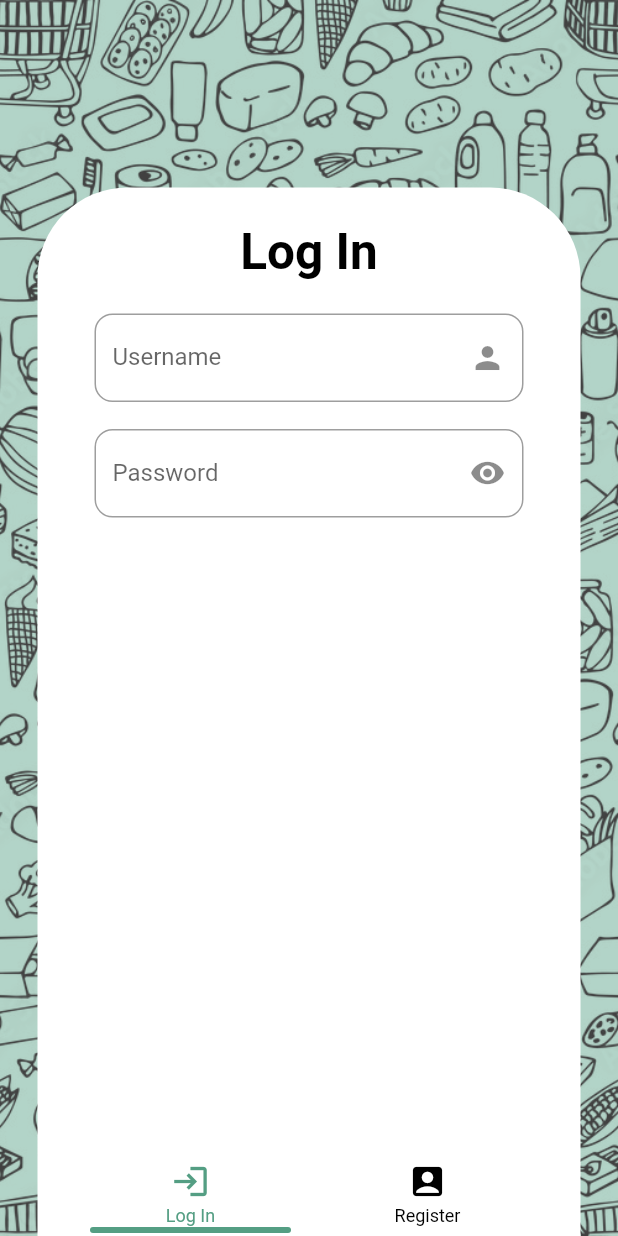
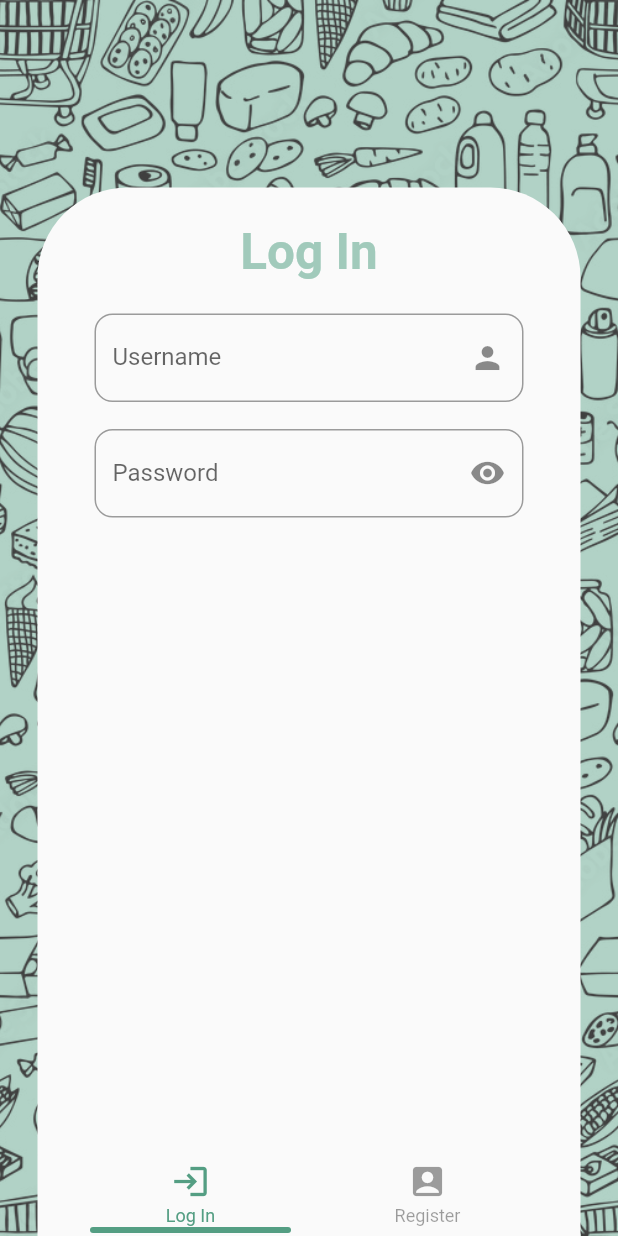
Before and after one commit to SteevenAlbert/AR-Grocery-Shopping-Companion, a Flutter app: the AuthenticationPage screen opened directly, on a phone screen of 412 x 824 dp. Run offline on Flutter 3.47's test engine with Material 2 defaults, Android fonts, the phone set to English and light mode, and no system bars; drawn by our look-alikes of persistent_bottom_nav_bar; our stand-ins replace carousel_slider, cloud_firestore, firebase_core, fl_chart, flutter_riverpod, flutter_svg and 5 more; missing offline and left inert: animated_button, augmented_reality_plugin_wikitude, favorite_button, flutter_session_manager; accounts and stored records are empty; Roboto replaces fonts that are missing (Ubuntu).

Commit message:
register/login dark mode fix

```diff
--- a/lib/presentation/admin/home/admin_home_page.dart
+++ b/lib/presentation/admin/home/admin_home_page.dart
@@ -2,6 +2,7 @@ import 'package:ar_grocery_companion/presentation/components/header.dart';
 import 'package:ar_grocery_companion/presentation/admin/home/components/options_list.dart';
 import 'package:ar_grocery_companion/presentation/admin/home/components/products_barchart.dart';
 import 'package:ar_grocery_companion/presentation/admin/home/components/products_linechart.dart';
+import 'package:ar_grocery_companion/presentation/home/components/drawer.dart';
 import 'package:flutter/material.dart';
 
 class AdminHomePage extends StatelessWidget {
@@ -17,6 +18,6 @@ class AdminHomePage extends StatelessWidget {
           LineChartSample2(),
           OptionsList(),
         ]),
-    );
+        drawer: CustomDrawer());
   }
 }
--- a/lib/presentation/authentication/authentication.dart
+++ b/lib/presentation/authentication/authentication.dart
@@ -29,7 +29,7 @@ class LogInPageState extends State<AuthenticationPage> {
             boxShadow: [
               BoxShadow(
                 // color: Colors.grey.withOpacity(0.25),
-                color: Colors.white.withOpacity(0.25),
+                color: Theme.of(context).canvasColor.withOpacity(0.25),
                 spreadRadius: 200,
                 blurRadius: 0,
                 offset: Offset(-30, -100),
@@ -39,7 +39,7 @@ class LogInPageState extends State<AuthenticationPage> {
           child: Container(
               padding: EdgeInsets.only(top: 20, bottom: 0, left: 20, right: 20),
               decoration: BoxDecoration(
-                color: Colors.white,
+                color: Theme.of(context).canvasColor,
                 borderRadius: BorderRadius.only(
                     topLeft: Radius.circular(60),
                     topRight: Radius.circular(60),
@@ -50,9 +50,9 @@ class LogInPageState extends State<AuthenticationPage> {
                   //----- Nav Bar -----//
                   Container(
                 margin: EdgeInsets.only(left: 3, right: 3, top: 3),
-                color: Colors.white,
+                color: Theme.of(context).canvasColor,
                 child: PersistentTabView(
-                  backgroundColor: Colors.white,
+                  backgroundColor: Theme.of(context).canvasColor,
                   context,
                   controller: _controller,
                   screens: _buildScreens(),
@@ -84,13 +84,13 @@ List<PersistentBottomNavBarItem> _navBarsItems(context) {
       icon: const Icon(Icons.login),
       title: ('Log In'),
       activeColorPrimary: Theme.of(context).primaryColor,
-      inactiveColorPrimary: Colors.black,
+      inactiveColorPrimary: Theme.of(context).disabledColor,
     ),
     PersistentBottomNavBarItem(
       icon: const Icon(Icons.account_box_rounded),
       title: ('Register'),
       activeColorPrimary: Theme.of(context).primaryColor,
-      inactiveColorPrimary: Colors.black,
+      inactiveColorPrimary: Theme.of(context).disabledColor,
     ),
   ];
 }
--- a/lib/presentation/authentication/custom_widgets.dart
+++ b/lib/presentation/authentication/custom_widgets.dart
@@ -14,7 +14,7 @@ Widget customTitle({
             fontFamily: "Ubuntu",
             fontSize: 33,
             fontWeight: FontWeight.bold,
-            color: Colors.black),
+            color: Theme.of(context).secondaryHeaderColor),
       ));
 }
 
@@ -52,31 +52,13 @@ Widget customTextFormField({
             return errorMessage3;
           }
         }
-        bool unique = false;
-        if (unique_username) {
-          () async {
-            Future<bool> IsUserUnique() async {
-              return await FirebaseFirestore.instance
-                  .collection('users')
-                  .where('name', isEqualTo: value)
-                  .get()
-                  .then((list) => list.size > 0 ? false : true);
-            }
 
-            (await IsUserUnique()) ? unique = false : unique = true;
-          };
-        }
-        if (!unique) return "Username already taken.";
         return null;
       },
       obscureText: obscureText!,
       decoration: InputDecoration(
         labelText: labelText,
         border: OutlineInputBorder(
-          borderSide: BorderSide(
-            width: 1.0,
-            color: Theme.of(context).primaryColorDark,
-          ),
           borderRadius: BorderRadius.circular(12),
         ),
         suffixIcon: InkWell(
@@ -134,7 +116,7 @@ Widget customAnimatedButton({
           text,
           style: TextStyle(
             fontSize: 23,
-            color: Colors.white,
+            color: Theme.of(context).canvasColor,
             fontWeight: FontWeight.w500,
           ),
         ),
--- a/lib/presentation/authentication/log_in.dart
+++ b/lib/presentation/authentication/log_in.dart
@@ -50,7 +50,7 @@ class LogInScreenState extends State<LogInScreen> {
     return Form(
       key: _formKey,
       child: Container(
-        color: Colors.white,
+        color: Theme.of(context).canvasColor,
         child: ListView(shrinkWrap: false, children: [
           Center(child: customTitle(context: context, text: "Log In")),
           customTextFormField(
--- a/lib/router.dart
+++ b/lib/router.dart
@@ -9,6 +9,7 @@ import 'package:ar_grocery_companion/presentation/admin/products/edit_product_pa
 import 'package:ar_grocery_companion/presentation/admin/home/admin_home_page.dart';
 import 'package:ar_grocery_companion/presentation/admin/products/add_product_page.dart';
 import 'package:ar_grocery_companion/presentation/admin/products/products_dashboard.dart';
+import 'package:ar_grocery_companion/presentation/authentication/authentication.dart';
 import 'package:ar_grocery_companion/presentation/main_page.dart';
 import 'package:ar_grocery_companion/presentation/product_info/product_page.dart';
 import 'package:ar_grocery_companion/presentation/scan/arview.dart';
@@ -27,15 +28,8 @@ class MyRouter {
       GoRoute(path: '/', builder: (context, state) => const SplashScreen()),
       //Add Routes Here
       GoRoute(
-          path: '/authenticate', builder: (context, state) => const MainPage()),
-      //else if session loggedIn as admin
-      // GoRoute(
-      //   path: '/authenticate',
-      //   builder: (context, state) => const AdminHomePage()),
-      //else if session not loggedIn
-      // GoRoute(
-      //     path: '/authenticate',
-      //     builder: (context, state) => const AuthenticationPage()),
+          path: '/authenticate',
+          builder: (context, state) => const AuthenticationPage()),
       GoRoute(
           path: '/customer_homepage',
           builder: (context, state) => const MainPage()),
@@ -47,7 +41,6 @@ class MyRouter {
           path: '/product_page',
           builder: (context, state) =>
               ProductPage(product: state.extra as Product)),
-
       GoRoute(
           path: '/profile_page',
           builder: (context, state) => const ProfilePage()),
```
Also changed, not shown: lib/presentation/authentication/register.dart (+50 -3 lines), lib/presentation/home/components/drawer.dart (+9 -3 lines), pubspec.yaml (+4 -3 lines), pubspec.lock. Lines whose indentation alone changed are shown as unchanged.
